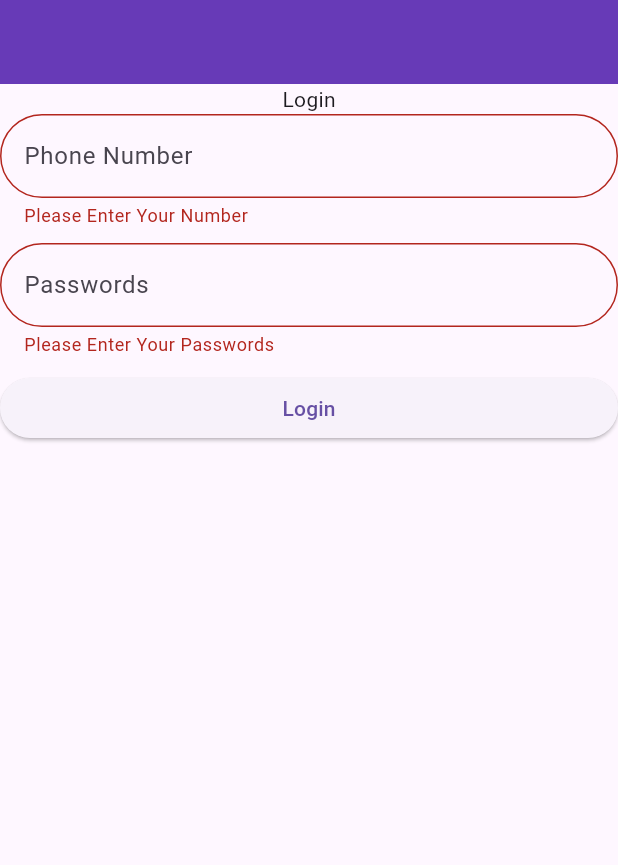
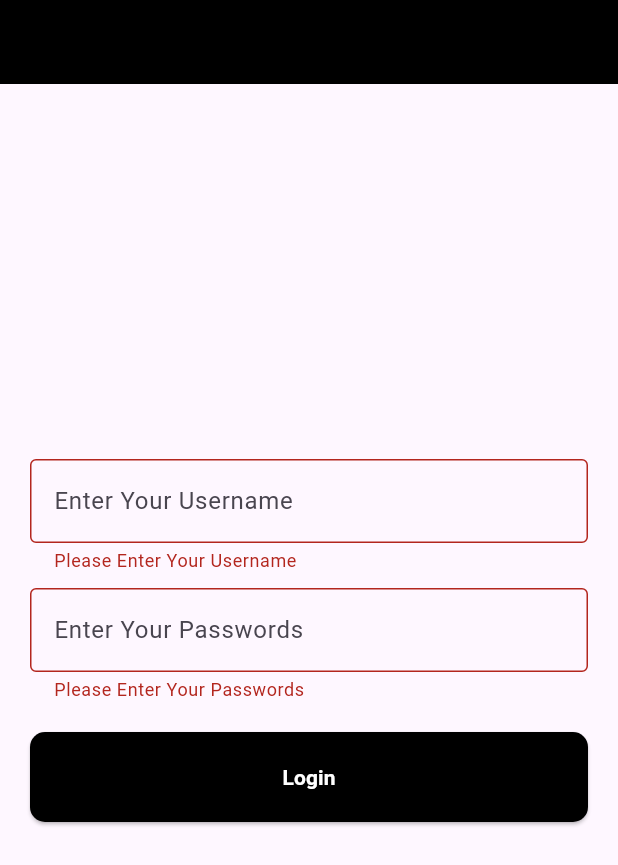
Before and after one commit to alkamrankhanalamin/Flutter, a Flutter app: the screen it shows after launch, after a tap on "Login", on a phone screen of 412 x 824 dp. Shown: the top 865 px of the screen. Run offline on Flutter 3.47's test engine with Material 3 defaults, Android fonts, the phone set to English and light mode, and no system bars.

Commit message:
1 - 6 Update

```diff
--- /dev/null
+++ b/lib/6.TextFormField.dart
@@ -0,0 +1,104 @@
+import 'package:flutter/material.dart';
+class Login_Form extends StatefulWidget {
+  const Login_Form({super.key});
+
+  @override
+  State<Login_Form> createState() => _Login_FormState();
+}
+
+class _Login_FormState extends State<Login_Form> {
+  @override
+  Widget build(BuildContext context) {
+    return const MaterialApp(
+      home: Home(),
+    );
+  }
+}
+
+class Home extends StatefulWidget {
+  const Home({super.key});
+
+  @override
+  State<Home> createState() => _HomeState();
+}
+
+class _HomeState extends State<Home> {
+  @override
+  Widget build(BuildContext context) {
+    final _KamranKey = GlobalKey<FormState>();
+    final TextEditingController usernameController = TextEditingController();
+    final TextEditingController passwordController = TextEditingController();
+    return Scaffold(
+      appBar: AppBar(
+        backgroundColor: Colors.black,
+      ),
+
+      body: SingleChildScrollView(
+        child: Padding(padding: EdgeInsets.only(top: 250, left: 20, right: 20), child:
+        Form(
+            key: _KamranKey,
+            child:
+
+            Column(
+              children: [
+                TextFormField(
+                    controller: usernameController,
+                    decoration: InputDecoration(
+                        hintText: 'Enter Your Username',
+                        border: OutlineInputBorder()
+
+                    ),
+                    validator: (valu) {
+                      if (valu == null || valu.isEmpty) {
+                        return 'Please Enter Your Username';
+                      } else if (valu.length<8) {
+                        return 'Username must be 8 Digit';
+                      }
+                    }
+                ),
+                SizedBox(height: 10,),
+                TextFormField(
+                    controller: passwordController,
+                    decoration: InputDecoration(
+                        hintText: 'Enter Your Passwords',
+                        border: OutlineInputBorder()
+
+                    ),
+                    validator: (valu) {
+                      if (valu==null || valu.isEmpty) {
+                        return 'Please Enter Your Passwords';
+                      } else if (valu.length<8) {
+                        return 'Passwords must be 8 Digit';
+                      }
+                    }
+                ),
+                SizedBox(height: 20,),
+                ElevatedButton(
+                    style: ElevatedButton.styleFrom(
+                        fixedSize: Size(380, 60),
+                        backgroundColor: Colors.black,
+                        shape:RoundedRectangleBorder(
+                            borderRadius: BorderRadius.circular(
+                                10
+                            )
+                        )
+                    ),
+                    onPressed: (){
+                      if (_KamranKey.currentState!.validate()) {
+                        ScaffoldMessenger.of(context).showSnackBar(
+                            SnackBar(content: Text('Login Successful'))
+                        );
+                      }
+                    }, child: Text('Login', style: TextStyle(
+                    color: Colors.white,
+                    fontWeight: FontWeight.bold
+                ),)),
+
+
+              ],
+            )),),
+      ),
+
+    );
+  }
+}
--- a/lib/6.form.dart
+++ /dev/null
@@ -1,94 +0,0 @@
-import 'package:flutter/material.dart';
-
-class FormApp extends StatefulWidget {
-  const FormApp({super.key});
-
-  @override
-  State<FormApp> createState() => _FormAppState();
-}
-
-class _FormAppState extends State<FormApp> {
-  @override
-  Widget build(BuildContext context) {
-    return MaterialApp(
-      home: Login(),
-
-    );
-  }
-}
-
-class Login extends StatefulWidget {
-  const Login({super.key});
-
-  @override
-  State<Login> createState() => _LoginState();
-}
-
-class _LoginState extends State<Login> {
-  @override
-  Widget build(BuildContext context) {
-    final _FormKey = GlobalKey <FormState>();
-    TextEditingController PhoneController = TextEditingController();
-    TextEditingController PasswordsController = TextEditingController();
-    return Scaffold(
-      appBar: AppBar(
-        backgroundColor: Colors.deepPurple,
-      ),
-
-      body: Center(
-        child: Column(
-          children: [
-            Text('Login'),
-            Form(
-              key: _FormKey,
-                child: Column(
-              children: [
-                TextFormField(
-                 controller: PhoneController,
-                  decoration: InputDecoration(
-                    hintText: 'Phone Number',
-                    border: OutlineInputBorder(
-                      borderRadius: BorderRadius.circular(100),
-                    )
-                  ), validator: (value) {
-                    if (value==null || value.isEmpty) {
-                      return 'Please Enter Your Number';
-                    }
-                },
-                ),
-                SizedBox(height: 10,),
-                TextFormField(
-                  controller: PasswordsController,
-                  decoration: InputDecoration(
-                      hintText: 'Passwords',
-                      border: OutlineInputBorder(
-                        borderRadius: BorderRadius.circular(100),
-                      )
-                  ),
-                  validator: (value) {
-                  if (value==null || value.isEmpty) {
-                   return  'Please Enter Your Passwords';
-                  } ;
-                },
-                ),
-                SizedBox(height: 10,),
-                SizedBox(
-                  width: 500,
-                  child: ElevatedButton(onPressed: (){
-                    if(_FormKey.currentState!.validate()) {
-                      ScaffoldMessenger.of(context).showSnackBar(
-                        SnackBar(content: Text('Logged in')),
-                      );
-                    }
-                  }, child: Text('Login')),
-                )
-
-              ],
-            ))
-          ],
-        ),
-
-      )
-    );
-  }
-}
--- a/lib/main.dart
+++ b/lib/main.dart
@@ -4,7 +4,9 @@ import 'package:ostad_flutter/2.button.dart';
 import 'package:ostad_flutter/3.container.dart';
 import 'package:ostad_flutter/4.floating_button.dart';
 import 'package:ostad_flutter/5.textfield.dart';
-import 'package:ostad_flutter/6.form.dart';
+import 'package:ostad_flutter/6.TextFormField.dart';
+
+import '7.practice.dart';
 main() {
-runApp(FormApp());
+runApp(Login_Form());
 }
```
Also changed, not shown: lib/4.floating_button.dart (+0 -30 lines), lib/5.textfield.dart (+120 -28 lines).
